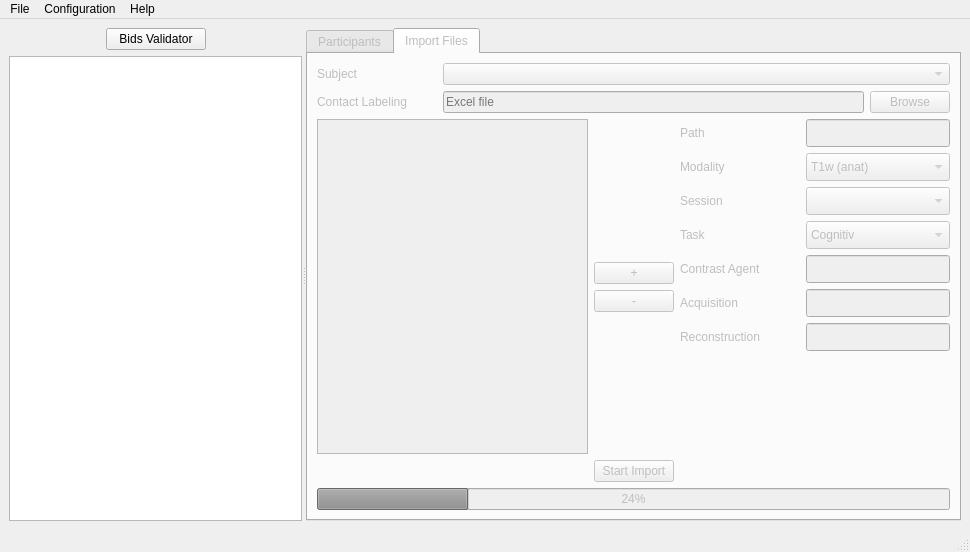
Old version of the form bidsificator/forms/MainWindow.ui in the repository HIP-infrastructure/Bidsificator.
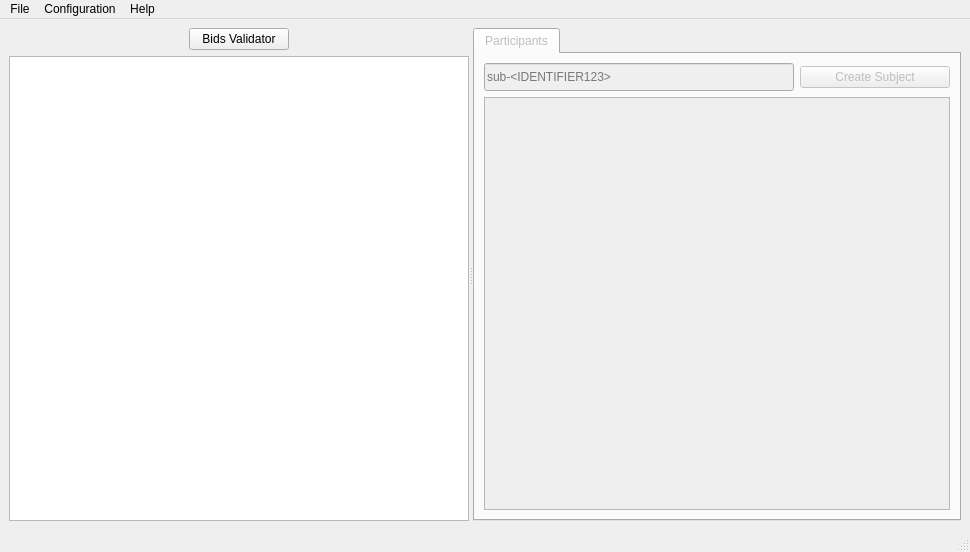
New version of the form. The open tabs and pages were chosen to show the change. Custom widgets are drawn as their Qt base class.

Commit message: refactor: split Import Files tab into its own .ui + QWidget (9d.2) (#35)

What changed in the file:
```diff
--- a/bidsificator/forms/MainWindow.ui
+++ b/bidsificator/forms/MainWindow.ui
@@ -163,569 +163,6 @@
          </item>
         </layout>
        </widget>
-       <widget class="QWidget" name="ImportFileTab">
-        <attribute name="title">
-         <string>Import Files</string>
-        </attribute>
-        <layout class="QGridLayout" name="gridLayout">
-         <item row="1" column="0">
-          <layout class="QHBoxLayout" name="horizontalLayout_7">
-           <item>
-            <widget class="QLabel" name="ClinicalElecCSV">
-             <property name="minimumSize">
-              <size>
-               <width>120</width>
-               <height>0</height>
-              </size>
-             </property>
-             <property name="maximumSize">
-              <size>
-               <width>120</width>
-               <height>16777215</height>
-              </size>
-             </property>
-             <property name="text">
-              <string>Contact Labeling</string>
-             </property>
-            </widget>
-           </item>
-           <item>
-            <widget class="QLineEdit" name="ClinicalElecLineEdit">
-             <property name="placeholderText">
-              <string>Excel file</string>
-             </property>
-            </widget>
-           </item>
-           <item>
-            <widget class="QPushButton" name="ClinicalElecPushButton">
-             <property name="text">
-              <string>Browse</string>
-             </property>
-            </widget>
-           </item>
-          </layout>
-         </item>
-         <item row="3" column="0">
-          <layout class="QHBoxLayout" name="StartImportLayout">
-           <item>
-            <spacer name="horizontalSpacer_3">
-             <property name="orientation">
-              <enum>Qt::Orientation::Horizontal</enum>
-             </property>
-             <property name="sizeHint" stdset="0">
-              <size>
-               <width>40</width>
-               <height>20</height>
-              </size>
-             </property>
-            </spacer>
-           </item>
-           <item>
-            <widget class="QPushButton" name="StartImportPushButton">
-             <property name="text">
-              <string>Start Import</string>
-             </property>
-            </widget>
-           </item>
-           <item>
-            <spacer name="horizontalSpacer_4">
-             <property name="orientation">
-              <enum>Qt::Orientation::Horizontal</enum>
-             </property>
-             <property name="sizeHint" stdset="0">
-              <size>
-               <width>40</width>
-               <height>20</height>
-              </size>
-             </property>
-            </spacer>
-           </item>
-          </layout>
-         </item>
-         <item row="0" column="0">
-          <layout class="QHBoxLayout" name="SubjectLayout">
-           <item>
-            <widget class="QLabel" name="SubjectLabel">
-             <property name="minimumSize">
-              <size>
-               <width>120</width>
-               <height>0</height>
-              </size>
-             </property>
-             <property name="maximumSize">
-              <size>
-               <width>120</width>
-               <height>16777215</height>
-              </size>
-             </property>
-             <property name="text">
-              <string>Subject</string>
-             </property>
-            </widget>
-           </item>
-           <item>
-            <widget class="QComboBox" name="SubjectComboBox">
-             <property name="minimumSize">
-              <size>
-               <width>0</width>
-               <height>0</height>
-              </size>
-             </property>
-            </widget>
-           </item>
-          </layout>
-         </item>
-         <item row="2" column="0">
-          <layout class="QHBoxLayout" name="horizontalLayout">
-           <item>
-            <widget class="QListWidget" name="ImportFileListWidget">
-             <property name="minimumSize">
-              <size>
-               <width>0</width>
-               <height>0</height>
-              </size>
-             </property>
-             <property name="maximumSize">
-              <size>
-               <width>16777215</width>
-               <height>16777215</height>
-              </size>
-             </property>
-            </widget>
-           </item>
-           <item>
-            <layout class="QVBoxLayout" name="AddRemoveButtonsLayout">
-             <item>
-              <spacer name="verticalSpacer">
-               <property name="orientation">
-                <enum>Qt::Orientation::Vertical</enum>
-               </property>
-               <property name="sizeHint" stdset="0">
-                <size>
-                 <width>20</width>
-                 <height>40</height>
-                </size>
-               </property>
-              </spacer>
-             </item>
-             <item>
-              <widget class="QPushButton" name="AddFileButton">
-               <property name="text">
-                <string>+</string>
-               </property>
-              </widget>
-             </item>
-             <item>
-              <widget class="QPushButton" name="RemoveFileButton">
-               <property name="text">
-                <string>-</string>
-               </property>
-              </widget>
-             </item>
-             <item>
-              <spacer name="verticalSpacer_2">
-               <property name="orientation">
-                <enum>Qt::Orientation::Vertical</enum>
-               </property>
-               <property name="sizeHint" stdset="0">
-                <size>
-                 <width>20</width>
-                 <height>40</height>
-                </size>
-               </property>
-              </spacer>
-             </item>
-            </layout>
-           </item>
-           <item>
-            <layout class="QVBoxLayout" name="verticalLayout">
-             <item>
-              <layout class="QHBoxLayout" name="BrowseLayout">
-               <item>
-                <widget class="QLabel" name="PathLabel">
-                 <property name="minimumSize">
-                  <size>
-                   <width>120</width>
-                   <height>0</height>
-                  </size>
-                 </property>
-                 <property name="maximumSize">
-                  <size>
-                   <width>120</width>
-                   <height>16777215</height>
-                  </size>
-                 </property>
-                 <property name="text">
-                  <string>Path</string>
-                 </property>
-                </widget>
-               </item>
-               <item>
-                <widget class="QLineEdit" name="BrowseLineEdit">
-                 <property name="minimumSize">
-                  <size>
-                   <width>0</width>
-                   <height>28</height>
-                  </size>
-                 </property>
-                 <property name="maximumSize">
-                  <size>
-                   <width>16777215</width>
-                   <height>28</height>
-                  </size>
-                 </property>
-                </widget>
-               </item>
-              </layout>
-             </item>
-             <item>
-              <layout class="QHBoxLayout" name="ModalityLayout">
-               <item>
-                <widget class="QLabel" name="ModalityLabel">
-                 <property name="minimumSize">
-                  <size>
-                   <width>120</width>
-                   <height>0</height>
-                  </size>
-                 </property>
-                 <property name="maximumSize">
-                  <size>
-                   <width>120</width>
-                   <height>16777215</height>
-                  </size>
-                 </property>
-                 <property name="text">
-                  <string>Modality</string>
-                 </property>
-                </widget>
-               </item>
-               <item>
-                <widget class="QComboBox" name="ModalityComboBox">
-                 <property name="minimumSize">
-                  <size>
-                   <width>0</width>
-                   <height>28</height>
-                  </size>
-                 </property>
-                 <item>
-                  <property name="text">
-                   <string>T1w (anat)</string>
-                  </property>
-                 </item>
-                 <item>
-                  <property name="text">
-                   <string>T2w (anat)</string>
-                  </property>
-                 </item>
-                 <item>
-                  <property name="text">
-                   <string>T1rho (anat)</string>
-                  </property>
-                 </item>
-                 <item>
-                  <property name="text">
-                   <string>T2* (anat)</string>
-                  </property>
-                 </item>
-                 <item>
-                  <property name="text">
-                   <string>FLAIR (anat)</string>
-                  </property>
-                 </item>
-                 <item>
-                  <property name="text">
-                   <string>CT (anat)</string>
-                  </property>
-                 </item>
-                 <item>
-                  <property name="text">
-                   <string>ieeg (ieeg)</string>
-                  </property>
-                 </item>
-                 <item>
-                  <property name="text">
-                   <string>photo (ieeg)</string>
-                  </property>
-                 </item>
-                </widget>
-               </item>
-              </layout>
-             </item>
-             <item>
-              <layout class="QHBoxLayout" name="SessionLayout">
-               <item>
-                <widget class="QLabel" name="SessionLabel">
-                 <property name="minimumSize">
-                  <size>
-                   <width>120</width>
-                   <height>0</height>
-                  </size>
-                 </property>
-                 <property name="maximumSize">
-                  <size>
-                   <width>120</width>
-                   <height>16777215</height>
-                  </size>
-                 </property>
-                 <property name="text">
-                  <string>Session</string>
-                 </property>
-                </widget>
-               </item>
-               <item>
-                <widget class="QComboBox" name="SessionComboBox">
-                 <property name="sizePolicy">
-                  <sizepolicy hsizetype="Preferred" vsizetype="Fixed">
-                   <horstretch>0</horstretch>
-                   <verstretch>0</verstretch>
-                  </sizepolicy>
-                 </property>
-                 <property name="minimumSize">
-                  <size>
-                   <width>0</width>
-                   <height>28</height>
-                  </size>
-                 </property>
-                 <property name="maximumSize">
-                  <size>
-                   <width>16777215</width>
-                   <height>16777215</height>
-                  </size>
-                 </property>
-                </widget>
-               </item>
-              </layout>
-             </item>
-             <item>
-              <layout class="QHBoxLayout" name="TaskLayout">
-               <item>
-                <widget class="QLabel" name="TaskLabel">
-                 <property name="minimumSize">
-                  <size>
-                   <width>120</width>
-                   <height>0</height>
-                  </size>
-                 </property>
-                 <property name="maximumSize">
-                  <size>
-                   <width>120</width>
-                   <height>16777215</height>
-                  </size>
-                 </property>
-                 <property name="text">
-                  <string>Task</string>
-                 </property>
-                </widget>
-               </item>
-               <item>
-                <widget class="QComboBox" name="TaskComboBox">
-                 <property name="minimumSize">
-                  <size>
-                   <width>0</width>
-                   <height>28</height>
-                  </size>
-                 </property>
-                 <property name="maximumSize">
-                  <size>
-                   <width>16777215</width>
-                   <height>16777215</height>
-                  </size>
-                 </property>
-                 <item>
-                  <property name="text">
-                   <string>Cognitiv</string>
-                  </property>
-                 </item>
-                 <item>
-                  <property name="text">
-                   <string>Seizure</string>
-                  </property>
-                 </item>
-                 <item>
-                  <property name="text">
-                   <string>Interictal</string>
-                  </property>
-                 </item>
-                 <item>
-                  <property name="text">
-                   <string>Stimulation</string>
-                  </property>
-                 </item>
-                 <item>
-                  <property name="text">
-                   <string>Sleep</string>
-                  </property>
-                 </item>
-                 <item>
-                  <property name="text">
-                   <string>Other</string>
-                  </property>
-                 </item>
-                </widget>
-               </item>
-              </layout>
-             </item>
-             <item>
-              <layout class="QHBoxLayout" name="CALayout">
-               <item>
-                <widget class="QLabel" name="ContrastAgentLabel">
-                 <property name="minimumSize">
-                  <size>
-                   <width>120</width>
-                   <height>0</height>
-                  </size>
-                 </property>
-                 <property name="maximumSize">
-                  <size>
-                   <width>120</width>
-                   <height>16777215</height>
-                  </size>
-                 </property>
-                 <property name="text">
-                  <string>Contrast Agent</string>
-                 </property>
-                </widget>
-               </item>
-               <item>
-                <widget class="QLineEdit" name="ContrastAgentLineEdit">
-                 <property name="sizePolicy">
-                  <sizepolicy hsizetype="Expanding" vsizetype="Fixed">
-                   <horstretch>0</horstretch>
-                   <verstretch>0</verstretch>
-                  </sizepolicy>
-                 </property>
-                 <property name="minimumSize">
-                  <size>
-                   <width>0</width>
-                   <height>28</height>
-                  </size>
-                 </property>
-                 <property name="maximumSize">
-                  <size>
-                   <width>16777215</width>
-                   <height>28</height>
-                  </size>
-                 </property>
-                </widget>
-               </item>
-              </layout>
-             </item>
-             <item>
-              <layout class="QHBoxLayout" name="AcquisitionLayout">
-               <item>
-                <widget class="QLabel" name="AcquisitionLabel">
-                 <property name="minimumSize">
-                  <size>
-                   <width>120</width>
-                   <height>0</height>
-                  </size>
-                 </property>
-                 <property name="maximumSize">
-                  <size>
-                   <width>120</width>
-                   <height>16777215</height>
-                  </size>
-                 </property>
-                 <property name="text">
-                  <string>Acquisition</string>
-                 </property>
-                </widget>
-               </item>
-               <item>
-                <widget class="QLineEdit" name="AcquisitionLineEdit">
-                 <property name="sizePolicy">
-                  <sizepolicy hsizetype="Expanding" vsizetype="Fixed">
-                   <horstretch>0</horstretch>
-                   <verstretch>0</verstretch>
-                  </sizepolicy>
-                 </property>
-                 <property name="minimumSize">
-                  <size>
-                   <width>0</width>
-                   <height>28</height>
-                  </size>
-                 </property>
-                 <property name="maximumSize">
-                  <size>
-                   <width>16777215</width>
-                   <height>28</height>
-                  </size>
-                 </property>
-                </widget>
-               </item>
-              </layout>
-             </item>
-             <item>
-              <layout class="QHBoxLayout" name="ReconstructionLayout">
-               <item>
-                <widget class="QLabel" name="ReconstructionLabel">
-                 <property name="minimumSize">
-                  <size>
-                   <width>120</width>
-                   <height>0</height>
-                  </size>
-                 </property>
-                 <property name="maximumSize">
-                  <size>
-                   <width>120</width>
-                   <height>16777215</height>
-                  </size>
-                 </property>
-                 <property name="text">
-                  <string>Reconstruction</string>
-                 </property>
-                </widget>
-               </item>
-               <item>
-                <widget class="QLineEdit" name="ReconstructionLineEdit">
-                 <property name="sizePolicy">
-                  <sizepolicy hsizetype="Expanding" vsizetype="Fixed">
-                   <horstretch>0</horstretch>
-                   <verstretch>0</verstretch>
-                  </sizepolicy>
-                 </property>
-                 <property name="minimumSize">
-                  <size>
-                   <width>0</width>
-                   <height>28</height>
-                  </size>
-                 </property>
-                 <property name="maximumSize">
-                  <size>
-                   <width>16777215</width>
-                   <height>28</height>
-                  </size>
-                 </property>
-                </widget>
-               </item>
-              </layout>
-             </item>
-             <item>
-              <spacer name="verticalSpacer_3">
-               <property name="orientation">
-                <enum>Qt::Orientation::Vertical</enum>
-               </property>
-               <property name="sizeHint" stdset="0">
-                <size>
-                 <width>20</width>
-                 <height>40</height>
-                </size>
-               </property>
-              </spacer>
-             </item>
-            </layout>
-           </item>
-          </layout>
-         </item>
-         <item row="4" column="0">
-          <widget class="QProgressBar" name="progressBar">
-           <property name="value">
-            <number>24</number>
-           </property>
-          </widget>
-         </item>
-        </layout>
-       </widget>
       </widget>
      </widget>
     </item>
```
The commit also changes 10 other files.
